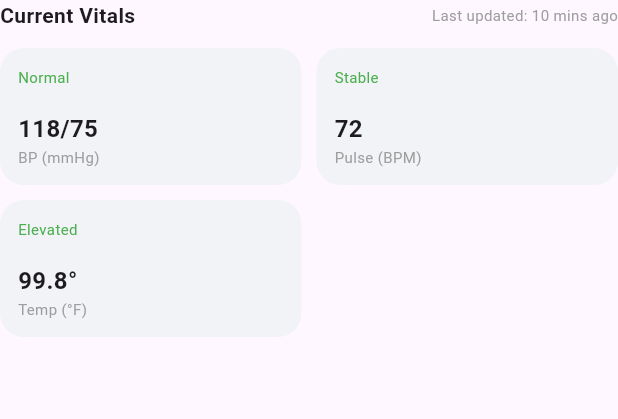
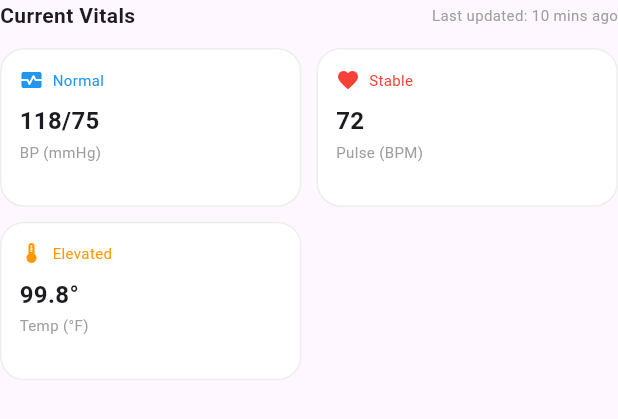
Before and after one commit to emonh001/MedBridgeTelemedicine, a Flutter app: the VitalsGrid widget shown alone on an empty page, opened directly, on a phone screen of 412 x 824 dp. Shown: the top 419 px of the screen. Run offline on Flutter 3.47's test engine with Material 3 defaults, Android fonts, the light colour scheme and no system bars; our stand-ins replace go_router.

Commit message:
updated_case_details_screen

```diff
--- a/lib/features/auth/presentations/case-details/widgets/vitals_grid.dart
+++ b/lib/features/auth/presentations/case-details/widgets/vitals_grid.dart
@@ -23,14 +23,32 @@ class VitalsGrid extends StatelessWidget {
           shrinkWrap: true,
           physics: const NeverScrollableScrollPhysics(),
           crossAxisCount: 2,
-          childAspectRatio: 2.2,
+          childAspectRatio: 1.9,
           mainAxisSpacing: 10,
           crossAxisSpacing: 10,
           children: const [
-            VitalCard("118/75", "BP (mmHg)", "Normal"),
-            VitalCard("72", "Pulse (BPM)", "Stable"),
-            VitalCard("99.8°", "Temp (°F)", "Elevated"),
-          ],
+              VitalCard(
+                "118/75",
+                "BP (mmHg)",
+                "Normal",
+                icon: Icons.monitor_heart,
+                iconColor: Colors.blue,
+              ),
+              VitalCard(
+                "72",
+                "Pulse (BPM)",
+                "Stable",
+                icon: Icons.favorite,
+                iconColor: Colors.red,
+              ),
+              VitalCard(
+                "99.8°",
+                "Temp (°F)",
+                "Elevated",
+                icon: Icons.thermostat,
+                iconColor: Colors.orange,
+              ),
+            ],
         ),
       ],
     );
@@ -39,32 +57,69 @@ class VitalsGrid extends StatelessWidget {
 
 class VitalCard extends StatelessWidget {
   final String value, label, status;
+  final IconData icon;
+  final Color iconColor;
 
-  const VitalCard(this.value, this.label, this.status, {super.key});
+  const VitalCard(
+      this.value,
+      this.label,
+      this.status, {
+        super.key,
+        required this.icon,
+        required this.iconColor,
+      });
 
   @override
   Widget build(BuildContext context) {
     return Container(
       padding: const EdgeInsets.all(12),
       decoration: BoxDecoration(
-        color: const Color(0xFFF1F3F6),
+        color: Colors.white, // better contrast
         borderRadius: BorderRadius.circular(16),
+        border: Border.all(color: Colors.grey.shade200),
       ),
       child: Column(
         crossAxisAlignment: CrossAxisAlignment.start,
         children: [
-          Text(status,
-              style: const TextStyle(
-                  fontSize: 10, color: Colors.green)),
 
-          const Spacer(),
+          Row(
+            children: [
+              Icon(icon, size: 16, color: iconColor),
+              const SizedBox(width: 6),
 
-          Text(value,
-              style: const TextStyle(
-                  fontSize: 16, fontWeight: FontWeight.bold)),
+              Expanded(
+                child: Text(
+                  status,
+                  style: TextStyle(
+                    fontSize: 10,
+                    color: iconColor,
+                  ),
+                  overflow: TextOverflow.ellipsis,
+                ),
+              ),
+            ],
+          ),
 
-          Text(label,
-              style: const TextStyle(fontSize: 10, color: Colors.grey)),
+          const SizedBox(height: 8),
+
+          Text(
+            value,
+            style: const TextStyle(
+              fontSize: 16,
+              fontWeight: FontWeight.bold,
+            ),
+          ),
+
+          const SizedBox(height: 2),
+
+          // 🏷 LABEL
+          Text(
+            label,
+            style: const TextStyle(
+              fontSize: 10,
+              color: Colors.grey,
+            ),
+          ),
         ],
       ),
     );
```
